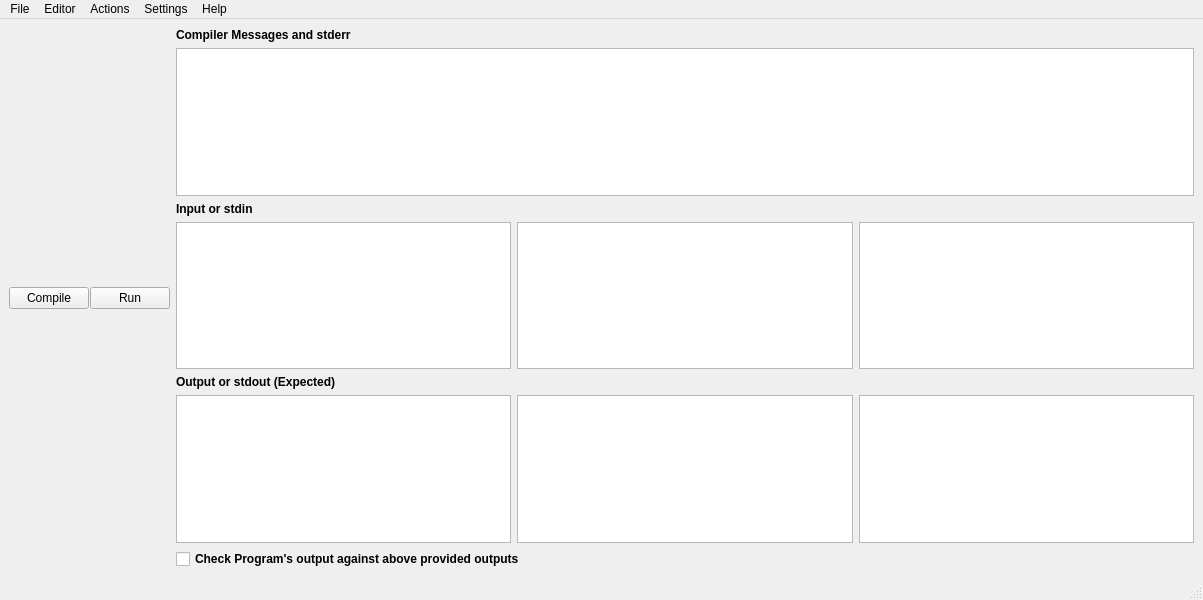
Before: the Qt Designer form ui/mainwindow.ui in cpeditor/cpeditor, drawn with Qt 5.
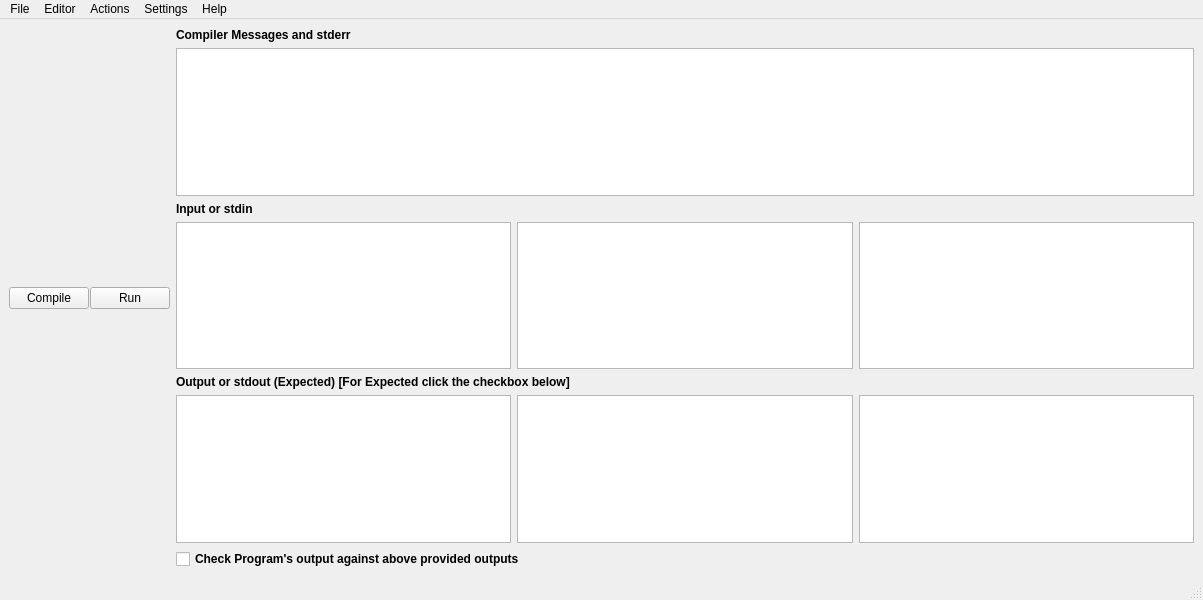
After: the same form once the commit is applied.

```diff
--- a/ui/mainwindow.ui
+++ b/ui/mainwindow.ui
@@ -89,12 +89,12 @@
             <item>
              <widget class="QPlainTextEdit" name="in1"/>
             </item>
-            <item>
-             <widget class="QPlainTextEdit" name="in3"/>
-            </item>
             <item>
              <widget class="QPlainTextEdit" name="in2"/>
             </item>
+            <item>
+             <widget class="QPlainTextEdit" name="in3"/>
+            </item>
            </layout>
           </item>
           <item>
@@ -106,20 +106,32 @@
              </font>
             </property>
             <property name="text">
-             <string>Output or stdout (Expected)</string>
+             <string>Output or stdout (Expected) [For Expected click the checkbox below]</string>
             </property>
            </widget>
           </item>
           <item>
            <layout class="QHBoxLayout" name="output">
             <item>
-             <widget class="QPlainTextEdit" name="out2"/>
+             <widget class="QPlainTextEdit" name="out1">
+              <property name="readOnly">
+               <bool>true</bool>
+              </property>
+             </widget>
             </item>
             <item>
-             <widget class="QPlainTextEdit" name="out3"/>
+             <widget class="QPlainTextEdit" name="out2">
+              <property name="readOnly">
+               <bool>true</bool>
+              </property>
+             </widget>
             </item>
             <item>
-             <widget class="QPlainTextEdit" name="out1"/>
+             <widget class="QPlainTextEdit" name="out3">
+              <property name="readOnly">
+               <bool>true</bool>
+              </property>
+             </widget>
             </item>
            </layout>
           </item>
```
Left out of the diff: 44 changed lines with no effect on the pictures.
